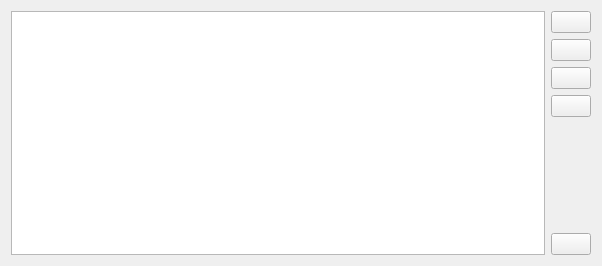
Old version of the form ktorrent/queuemanagerwidget.ui in the repository KDE/ktorrent.
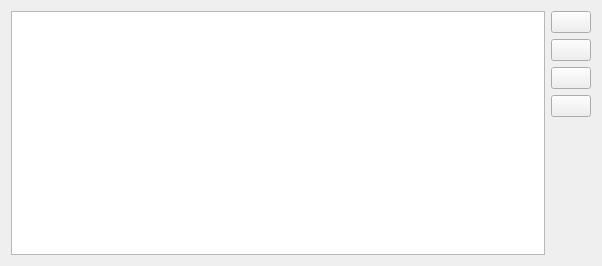
New version of the form. Custom widgets are drawn as their Qt base class.

Commit message: The QueueManager has been redesigned : - There is no longer a distinction between user controlled and QM controlled - If the QM is enabled all torrents are managed by the QM, unless they are stopped by the user - When QM is on, starting a torrent means enqueueing it - A manual mode has been added, in this mode all torrents are managed by the user

What changed in the file:
```diff
--- a/ktorrent/queuemanagerwidget.ui
+++ b/ktorrent/queuemanagerwidget.ui
@@ -59,13 +59,6 @@
        </property>
       </spacer>
      </item>
-     <item>
-      <widget class="KPushButton" name="m_queue" >
-       <property name="text" >
-        <string/>
-       </property>
-      </widget>
-     </item>
     </layout>
    </item>
   </layout>
```
The commit also changes 39 other files.
